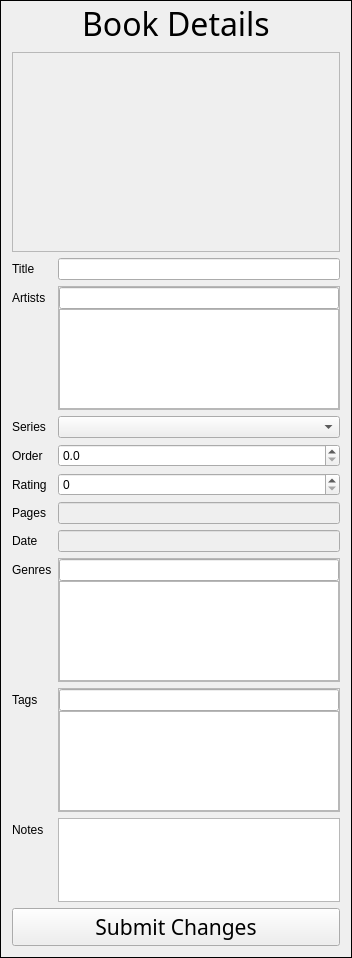
Qt form ui/details_frame.ui (rexosorous/manga-viewer) before a commit.
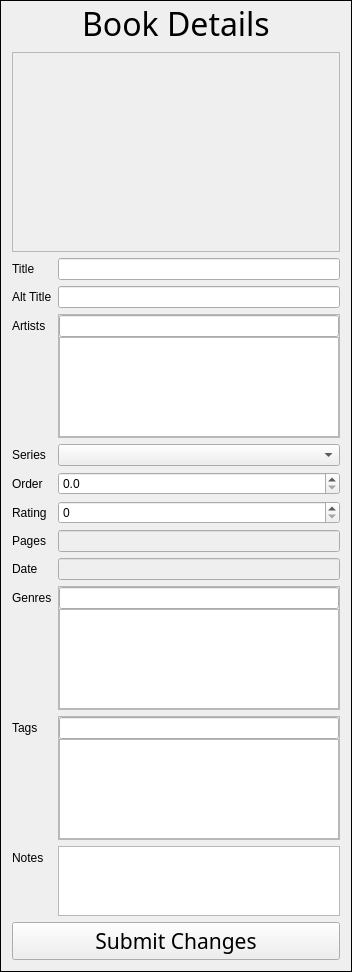
The same form after that commit. Icons and pictures are not drawn.

Commit message: added alt title to gui

```diff
--- a/ui/details_frame.ui
+++ b/ui/details_frame.ui
@@ -119,52 +119,52 @@
    <item row="3" column="1">
     <widget class="QLineEdit" name="title_text"/>
    </item>
-   <item row="4" column="0">
+   <item row="5" column="0">
     <widget class="QLabel" name="label_8">
      <property name="text">
       <string>Artists</string>
      </property>
     </widget>
    </item>
-   <item row="6" column="1">
+   <item row="7" column="1">
     <widget class="QComboBox" name="series_dropdown"/>
    </item>
-   <item row="7" column="0">
+   <item row="8" column="0">
     <widget class="QLabel" name="label_9">
      <property name="text">
       <string>Order</string>
      </property>
     </widget>
    </item>
-   <item row="7" column="1">
+   <item row="8" column="1">
     <widget class="QDoubleSpinBox" name="order_number">
      <property name="decimals">
       <number>1</number>
      </property>
     </widget>
    </item>
-   <item row="8" column="0">
+   <item row="9" column="0">
     <widget class="QLabel" name="label_13">
      <property name="text">
       <string>Rating</string>
      </property>
     </widget>
    </item>
-   <item row="8" column="1">
+   <item row="9" column="1">
     <widget class="QSpinBox" name="rating_number">
      <property name="maximum">
       <number>10</number>
      </property>
     </widget>
    </item>
-   <item row="9" column="0">
+   <item row="10" column="0">
     <widget class="QLabel" name="label_2">
      <property name="text">
       <string>Pages</string>
      </property>
     </widget>
    </item>
-   <item row="9" column="1">
+   <item row="10" column="1">
     <widget class="QLineEdit" name="pages_text">
      <property name="enabled">
       <bool>false</bool>
@@ -177,14 +177,14 @@
      </property>
     </widget>
    </item>
-   <item row="10" column="0">
+   <item row="11" column="0">
     <widget class="QLabel" name="label_3">
      <property name="text">
       <string>Date</string>
      </property>
     </widget>
    </item>
-   <item row="10" column="1">
+   <item row="11" column="1">
     <widget class="QLineEdit" name="date_text">
      <property name="enabled">
       <bool>false</bool>
@@ -197,31 +197,31 @@
      </property>
     </widget>
    </item>
-   <item row="11" column="0">
+   <item row="12" column="0">
     <widget class="QLabel" name="label_10">
      <property name="text">
       <string>Genres</string>
      </property>
     </widget>
    </item>
-   <item row="13" column="0">
+   <item row="14" column="0">
     <widget class="QLabel" name="label_14">
      <property name="text">
       <string>Tags</string>
      </property>
     </widget>
    </item>
-   <item row="14" column="0">
+   <item row="15" column="0">
     <widget class="QLabel" name="label">
      <property name="text">
       <string>Notes</string>
      </property>
     </widget>
    </item>
-   <item row="14" column="1">
+   <item row="15" column="1">
     <widget class="QTextEdit" name="notes_text"/>
    </item>
-   <item row="15" column="0" colspan="2">
+   <item row="16" column="0" colspan="2">
     <widget class="QPushButton" name="submit_button">
      <property name="font">
       <font>
@@ -234,7 +234,7 @@
      </property>
     </widget>
    </item>
-   <item row="4" column="1">
+   <item row="5" column="1">
     <widget class="QFrame" name="frame_3">
      <property name="frameShape">
       <enum>QFrame::StyledPanel</enum>
@@ -283,7 +283,7 @@
      </layout>
     </widget>
    </item>
-   <item row="11" column="1">
+   <item row="12" column="1">
     <widget class="QFrame" name="frame_2">
      <property name="frameShape">
       <enum>QFrame::StyledPanel</enum>
@@ -332,7 +332,7 @@
      </layout>
     </widget>
    </item>
-   <item row="13" column="1">
+   <item row="14" column="1">
     <widget class="QFrame" name="frame_6">
      <property name="frameShape">
       <enum>QFrame::StyledPanel</enum>
@@ -381,13 +381,23 @@
      </layout>
     </widget>
    </item>
-   <item row="6" column="0">
+   <item row="7" column="0">
     <widget class="QLabel" name="label_11">
      <property name="text">
       <string>Series</string>
      </property>
     </widget>
    </item>
+   <item row="4" column="0">
+    <widget class="QLabel" name="label_4">
+     <property name="text">
+      <string>Alt Title</string>
+     </property>
+    </widget>
+   </item>
+   <item row="4" column="1">
+    <widget class="QLineEdit" name="alt_title_text"/>
+   </item>
   </layout>
  </widget>
  <resources/>
```
The commit also changes 3 other files.
